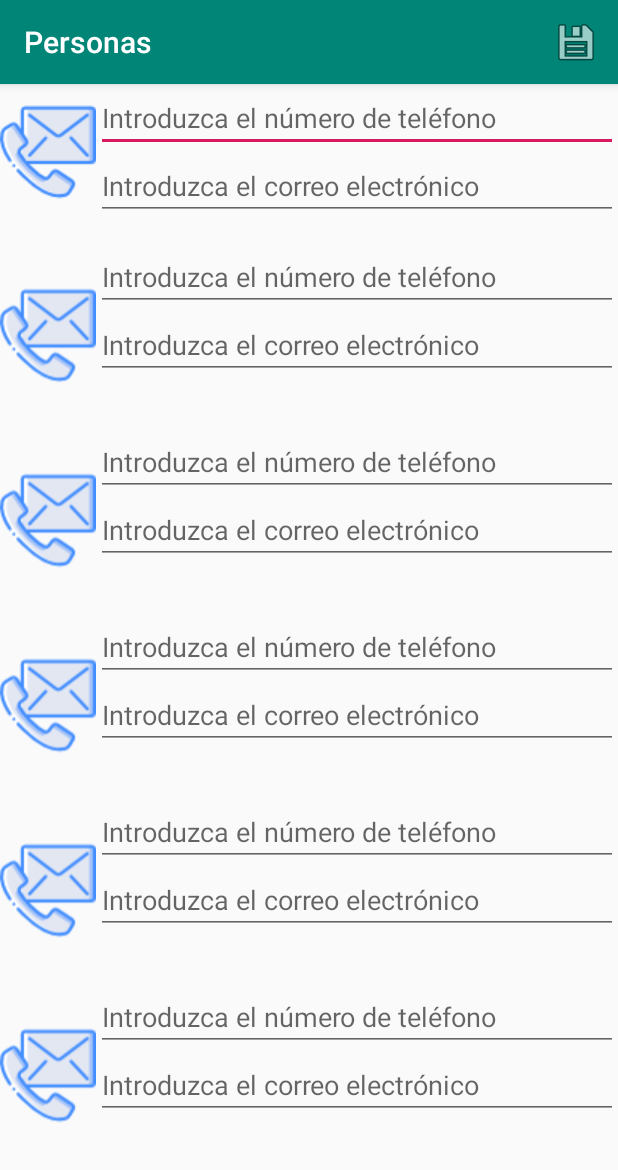
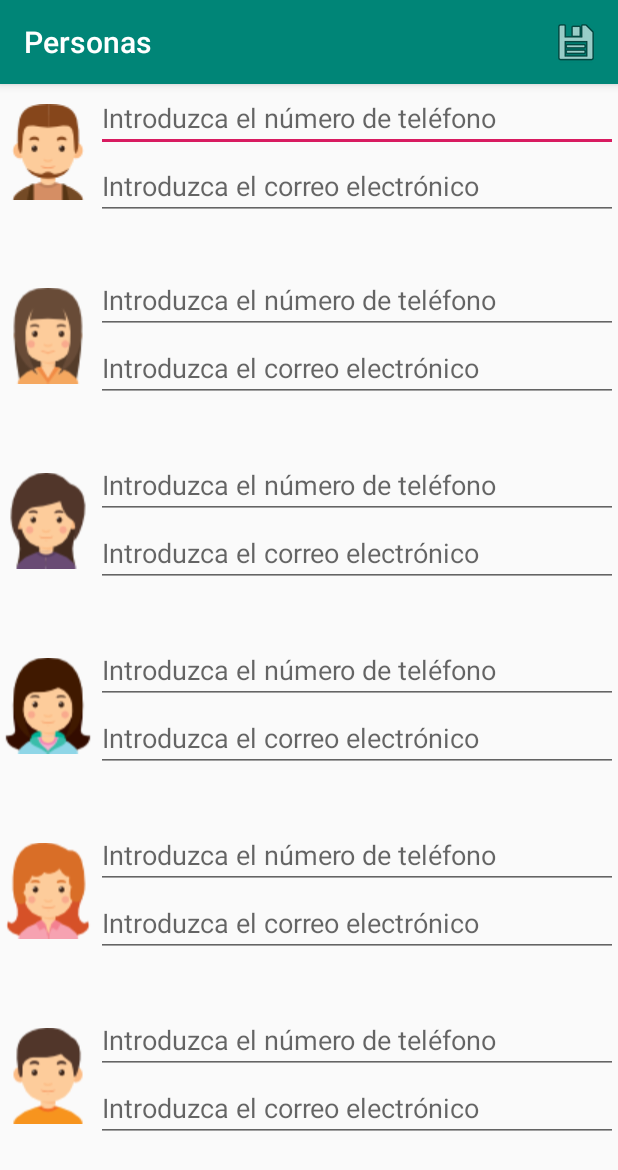
Before and after one commit to Adolfopr96/PracticaTema6, an Android app: the Editar_Contacto screen opened directly, with no data from a screen before it, on a phone screen of 412 x 824 dp. Shown: the top 1170 px of the screen. Run offline under Robolectric (Android 15) with nearby library versions, the phone set to English and light mode, and no system bars.

```diff
--- a/app/src/main/res/layout/activity_editar__contacto.xml
+++ b/app/src/main/res/layout/activity_editar__contacto.xml
@@ -22,7 +22,7 @@
             android:layout_height="match_parent"
             android:layout_alignParentTop="true"
             android:contentDescription="TODO"
-            app:srcCompat="@drawable/contacto" />
+            app:srcCompat="@drawable/contacto11" />
 
         <LinearLayout
             android:layout_width="match_parent"
@@ -62,7 +62,7 @@
                 android:layout_height="123dp"
                 android:layout_alignParentTop="true"
                 android:contentDescription="TODO"
-                app:srcCompat="@drawable/contacto" />
+                app:srcCompat="@drawable/contacto2" />
 
             <LinearLayout
                 android:layout_width="match_parent"
@@ -73,6 +73,7 @@
                     android:id="@+id/et2_llamar_editar"
                     android:layout_width="match_parent"
                     android:layout_height="wrap_content"
+                    android:layout_marginTop="@dimen/et_margin_top"
                     android:layout_weight="1"
                     android:ems="10"
                     android:hint="@string/hint_et_telefono_personas"
@@ -101,7 +102,7 @@
                 android:layout_height="123dp"
                 android:layout_alignParentTop="true"
                 android:contentDescription="TODO"
-                app:srcCompat="@drawable/contacto" />
+                app:srcCompat="@drawable/contacto33" />
 
             <LinearLayout
                 android:layout_width="match_parent"
@@ -112,6 +113,7 @@
                     android:id="@+id/et3_llamar_editar"
                     android:layout_width="match_parent"
                     android:layout_height="wrap_content"
+                    android:layout_marginTop="@dimen/et_margin_top"
                     android:layout_weight="1"
                     android:ems="10"
                     android:hint="@string/hint_et_telefono_personas"
@@ -140,7 +142,7 @@
                 android:layout_height="123dp"
                 android:layout_alignParentTop="true"
                 android:contentDescription="TODO"
-                app:srcCompat="@drawable/contacto" />
+                app:srcCompat="@drawable/contacto44" />
 
             <LinearLayout
                 android:layout_width="match_parent"
@@ -151,6 +153,7 @@
                     android:id="@+id/et4_llamar_editar"
                     android:layout_width="match_parent"
                     android:layout_height="wrap_content"
+                    android:layout_marginTop="@dimen/et_margin_top"
                     android:layout_weight="1"
                     android:ems="10"
                     android:hint="@string/hint_et_telefono_personas"
@@ -179,7 +182,7 @@
                 android:layout_height="123dp"
                 android:layout_alignParentTop="true"
                 android:contentDescription="TODO"
-                app:srcCompat="@drawable/contacto" />
+                app:srcCompat="@drawable/contacto55" />
 
             <LinearLayout
                 android:layout_width="match_parent"
@@ -190,10 +193,12 @@
                     android:id="@+id/et5_llamar_editar"
                     android:layout_width="match_parent"
                     android:layout_height="wrap_content"
+                    android:layout_marginTop="@dimen/et_margin_top"
                     android:layout_weight="1"
                     android:ems="10"
                     android:hint="@string/hint_et_telefono_personas"
-                    android:inputType="textPersonName" />
+                    android:inputType="textPersonName"
+                    android:importantForAutofill="no" />
 
                 <EditText
                     android:id="@+id/et5_correo_editar"
@@ -218,7 +223,7 @@
                 android:layout_height="123dp"
                 android:layout_alignParentTop="true"
                 android:contentDescription="TODO"
-                app:srcCompat="@drawable/contacto" />
+                app:srcCompat="@drawable/contacto66" />
 
             <LinearLayout
                 android:layout_width="match_parent"
@@ -229,6 +234,7 @@
                     android:id="@+id/et6_llamar_editar"
                     android:layout_width="match_parent"
                     android:layout_height="wrap_content"
+                    android:layout_marginTop="@dimen/et_margin_top"
                     android:layout_weight="1"
                     android:ems="10"
                     android:hint="@string/hint_et_telefono_personas"
--- a/app/src/main/res/layout/activity_main_bloc.xml
+++ b/app/src/main/res/layout/activity_main_bloc.xml
@@ -12,5 +12,6 @@
         android:layout_height="match_parent"
         android:layout_weight="1"
         android:ems="10"
+        android:gravity="top"
         android:inputType="textMultiLine" />
 </LinearLayout>
```
Also changed, not shown: app/src/main/java/com/example/adolfo/practicatema6/MainBloc.java (+27 -0 lines), app/src/main/res/layout/layout_main_personas.xml (+6 -6 lines), app/src/main/res/drawable-v24/contacto1.png (added), app/src/main/res/drawable-v24/contacto11.png (added), app/src/main/res/drawable-v24/contacto2.png (added), app/src/main/res/drawable-v24/contacto22.png (added), app/src/main/res/drawable-v24/contacto3.png (added), app/src/main/res/drawable-v24/contacto33.png (added), app/src/main/res/drawable-v24/contacto4.png (added), app/src/main/res/drawable-v24/contacto44.png (added), app/src/main/res/drawable-v24/contacto5.png (added), app/src/main/res/drawable-v24/contacto55.png (added), app/src/main/res/drawable-v24/contacto6.png (added), app/src/main/res/drawable-v24/contacto66.png (added).
